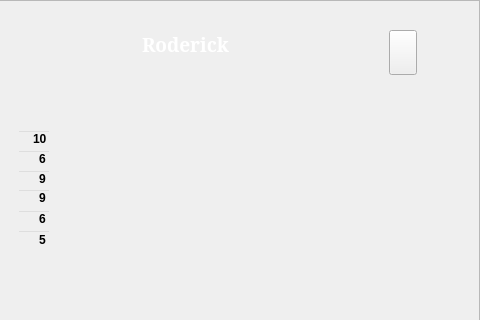
Qt form charactertab.ui (fischerdr/MooseEdit) before a commit; both pictures show x 111 to 591 and y 0 to 320 of the 591 by 813 pixel window.
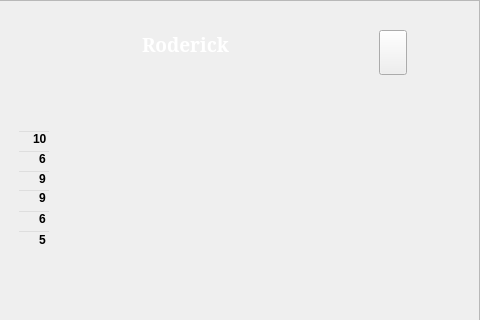
The same form after that commit. Icons and pictures are not drawn.

Commit message: Updated charactertab.ui buttons to scale properly Fixed movement calculation Added bodybuilding tooltip stat

Diff of the .ui file:
```diff
--- a/charactertab.ui
+++ b/charactertab.ui
@@ -59,12 +59,18 @@
    <widget class="QPushButton" name="nextCharButton">
     <property name="geometry">
      <rect>
-      <x>500</x>
+      <x>490</x>
       <y>30</y>
       <width>28</width>
       <height>45</height>
      </rect>
     </property>
+    <property name="sizePolicy">
+     <sizepolicy hsizetype="Preferred" vsizetype="Preferred">
+      <horstretch>0</horstretch>
+      <verstretch>0</verstretch>
+     </sizepolicy>
+    </property>
     <property name="cursor">
      <cursorShape>PointingHandCursor</cursorShape>
     </property>
```
Left out of the diff: 6 changed lines with no effect on the pictures. The commit also changes 3 other files.
